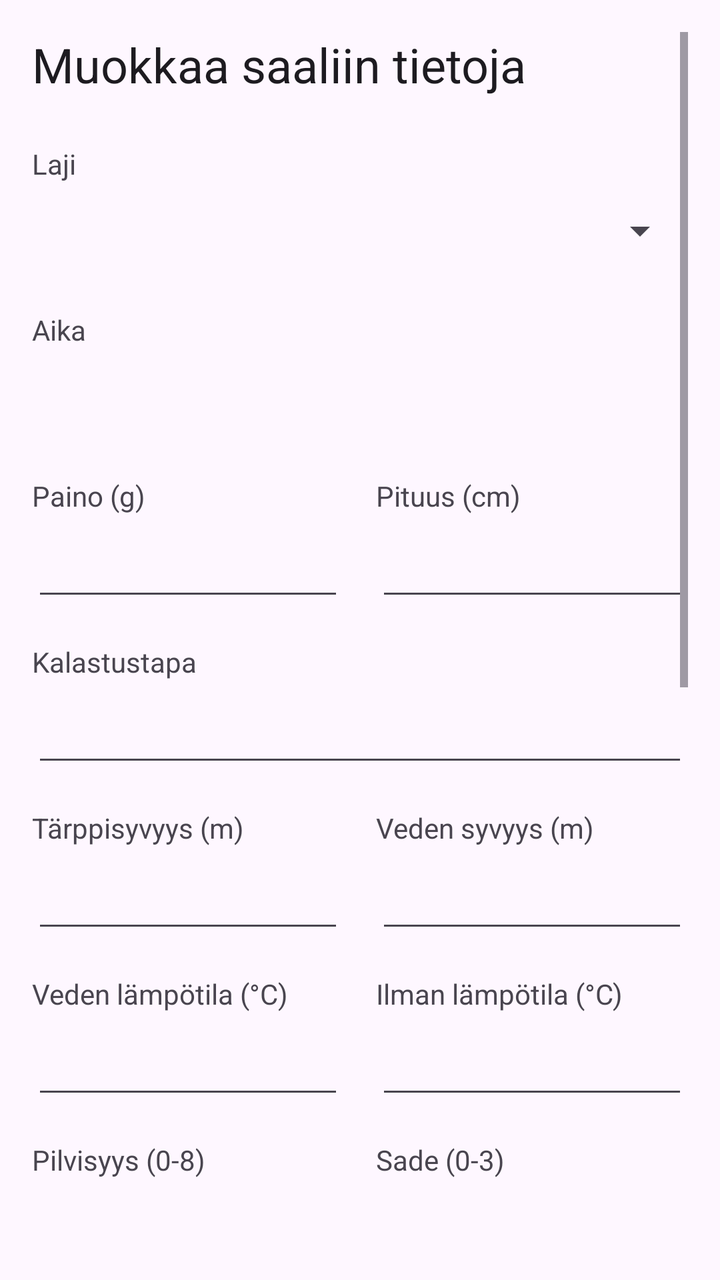
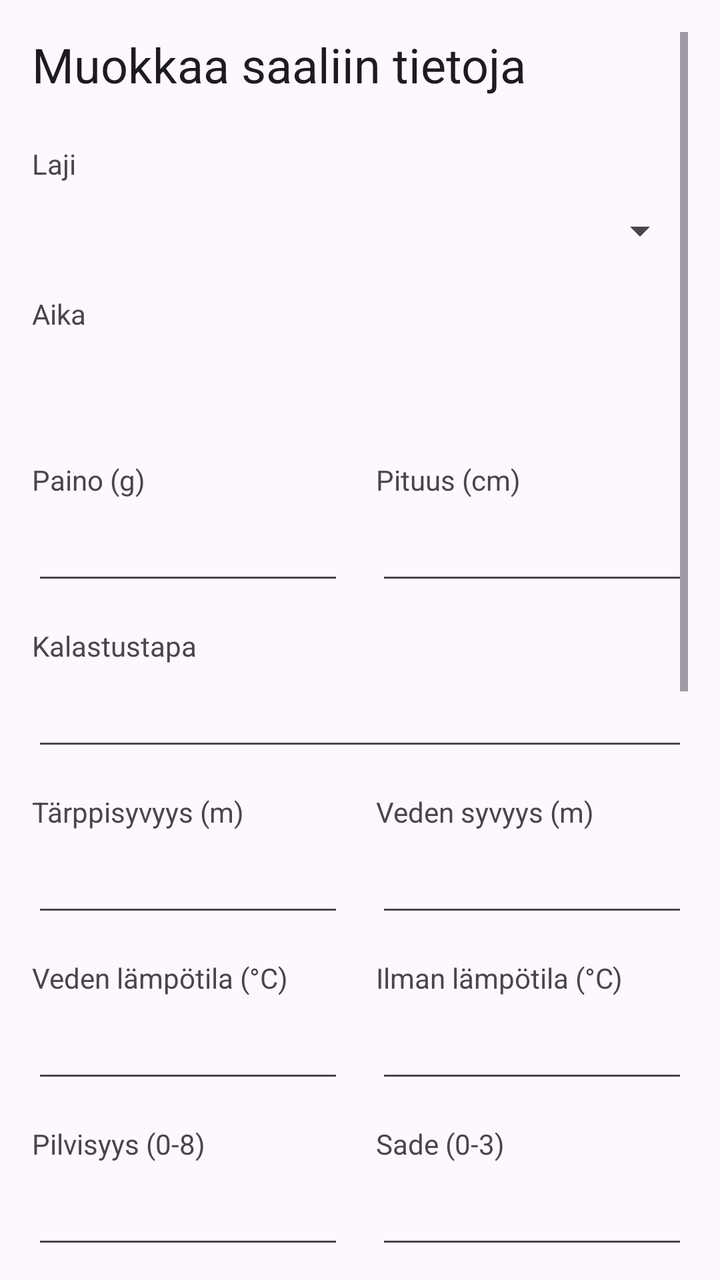

Screens rendered from an Android XML layout before and after an edit, with the pre-edit source and the edit as a unified diff.
<!-- AndroidManifest.xml: application theme Theme.KalaKartta -->
<!-- res/layout/activity_edit_catch.xml -->
<?xml version="1.0" encoding="utf-8"?>
<ScrollView xmlns:android="http://schemas.android.com/apk/res/android"
    xmlns:app="http://schemas.android.com/apk/res-auto"
    android:layout_width="match_parent"
    android:layout_height="match_parent"
    android:padding="16dp">

    <LinearLayout
        android:layout_width="match_parent"
        android:layout_height="wrap_content"
        android:orientation="vertical">

        <TextView
            android:layout_width="match_parent"
            android:layout_height="wrap_content"
            android:text="@string/edit_catch_title"
            android:textAppearance="@style/TextAppearance.AppCompat.Headline"
            android:layout_marginBottom="24dp" />

        <TextView
            android:layout_width="match_parent"
            android:layout_height="wrap_content"
            android:text="@string/species" />
        <Spinner
            android:id="@+id/speciesSpinner"
            android:layout_width="match_parent"
            android:layout_height="wrap_content"
            android:minHeight="48dp"
            android:layout_marginBottom="16dp" />

        <TextView
            android:layout_width="match_parent"
            android:layout_height="wrap_content"
            android:text="@string/time" />
        <Button
            android:id="@+id/dateTimeButton"
            style="@style/Widget.Material3.Button.TextButton"
            android:layout_width="match_parent"
            android:layout_height="wrap_content"
            android:layout_marginBottom="16dp"
            android:gravity="start|center_vertical"
            android:textAlignment="viewStart" />

        <LinearLayout
            android:layout_width="match_parent"
            android:layout_height="wrap_content"
            android:orientation="horizontal"
            android:baselineAligned="false">
            <LinearLayout
                android:layout_width="0dp"
                android:layout_height="wrap_content"
                android:layout_weight="1"
                android:orientation="vertical"
                android:layout_marginEnd="8dp">
                <TextView
                    android:layout_width="match_parent"
                    android:layout_height="wrap_content"
                    android:text="@string/weight" />
                <EditText
                    android:id="@+id/weightEditText"
                    android:layout_width="match_parent"
                    android:layout_height="wrap_content"
                    android:inputType="number"
                    android:minHeight="48dp"
                    android:importantForAutofill="no" />
            </LinearLayout>
            <LinearLayout
                android:layout_width="0dp"
                android:layout_height="wrap_content"
                android:layout_weight="1"
                android:orientation="vertical"
                android:layout_marginStart="8dp">
                <TextView
                    android:layout_width="match_parent"
                    android:layout_height="wrap_content"
                    android:text="@string/length" />
                <EditText
                    android:id="@+id/lengthEditText"
                    android:layout_width="match_parent"
                    android:layout_height="wrap_content"
                    android:inputType="number"
                    android:minHeight="48dp"
                    android:importantForAutofill="no" />
            </LinearLayout>
        </LinearLayout>

        <TextView
            android:layout_width="match_parent"
            android:layout_height="wrap_content"
            android:text="@string/method"
            android:layout_marginTop="16dp" />
        <EditText
            android:id="@+id/methodEditText"
            android:layout_width="match_parent"
            android:layout_height="wrap_content"
            android:inputType="text"
            android:minHeight="48dp"
            android:importantForAutofill="no" />

        <LinearLayout
            android:layout_width="match_parent"
            android:layout_height="wrap_content"
            android:orientation="horizontal"
            android:baselineAligned="false"
            android:layout_marginTop="16dp">
            <LinearLayout
                android:layout_width="0dp"
                android:layout_height="wrap_content"
                android:layout_weight="1"
                android:orientation="vertical"
                android:layout_marginEnd="8dp">
                <TextView
                    android:layout_width="match_parent"
                    android:layout_height="wrap_content"
                    android:text="@string/strike_depth" />
                <EditText
                    android:id="@+id/strikeDepthEditText"
                    android:layout_width="match_parent"
                    android:layout_height="wrap_content"
                    android:inputType="numberDecimal"
                    android:minHeight="48dp"
                    android:importantForAutofill="no" />
            </LinearLayout>
            <LinearLayout
                android:layout_width="0dp"
                android:layout_height="wrap_content"
                android:layout_weight="1"
                android:orientation="vertical"
                android:layout_marginStart="8dp">
                <TextView
                    android:layout_width="match_parent"
                    android:layout_height="wrap_content"
                    android:text="@string/water_depth" />
                <EditText
                    android:id="@+id/waterDepthEditText"
                    android:layout_width="match_parent"
                    android:layout_height="wrap_content"
                    android:inputType="numberDecimal"
                    android:minHeight="48dp"
                    android:importantForAutofill="no" />
            </LinearLayout>
        </LinearLayout>

        <LinearLayout
            android:layout_width="match_parent"
            android:layout_height="wrap_content"
            android:orientation="horizontal"
            android:baselineAligned="false"
            android:layout_marginTop="16dp">
            <LinearLayout
                android:layout_width="0dp"
                android:layout_height="wrap_content"
                android:layout_weight="1"
                android:orientation="vertical"
                android:layout_marginEnd="8dp">
                <TextView
                    android:layout_width="match_parent"
                    android:layout_height="wrap_content"
                    android:text="@string/water_temp" />
                <EditText
                    android:id="@+id/waterTempEditText"
                    android:layout_width="match_parent"
                    android:layout_height="wrap_content"
                    android:inputType="numberDecimal|numberSigned"
                    android:minHeight="48dp"
                    android:importantForAutofill="no" />
            </LinearLayout>
            <LinearLayout
                android:layout_width="0dp"
                android:layout_height="wrap_content"
                android:layout_weight="1"
                android:orientation="vertical"
                android:layout_marginStart="8dp">
                <TextView
                    android:layout_width="match_parent"
                    android:layout_height="wrap_content"
                    android:text="@string/air_temp" />
                <EditText
                    android:id="@+id/airTempEditText"
                    android:layout_width="match_parent"
                    android:layout_height="wrap_content"
                    android:inputType="numberDecimal|numberSigned"
                    android:minHeight="48dp"
                    android:importantForAutofill="no" />
            </LinearLayout>
        </LinearLayout>

        <LinearLayout
            android:layout_width="match_parent"
            android:layout_height="wrap_content"
            android:orientation="horizontal"
            android:baselineAligned="false"
            android:layout_marginTop="16dp">
            <LinearLayout
                android:layout_width="0dp"
                android:layout_height="wrap_content"
                android:layout_weight="1"
                android:orientation="vertical"
                android:layout_marginEnd="8dp">
                <TextView
                    android:layout_width="match_parent"
                    android:layout_height="wrap_content"
                    android:text="@string/cloudiness" />
                <EditText
                    android:id="@+id/cloudinessEditText"
                    android:layout_width="match_parent"
                    android:layout_height="wrap_content"
                    android:inputType="number"
                    android:minHeight="48dp"
                    android:importantForAutofill="no" />
            </LinearLayout>
            <LinearLayout
                android:layout_width="0dp"
                android:layout_height="wrap_content"
                android:layout_weight="1"
                android:orientation="vertical"
                android:layout_marginStart="8dp">
                <TextView
                    android:layout_width="match_parent"
                    android:layout_height="wrap_content"
                    android:text="@string/rain" />
                <EditText
                    android:id="@+id/rainEditText"
                    android:layout_width="match_parent"
                    android:layout_height="wrap_content"
                    android:inputType="number"
                    android:minHeight="48dp"
                    android:importantForAutofill="no" />
            </LinearLayout>
        </LinearLayout>

        <LinearLayout
            android:layout_width="match_parent"
            android:layout_height="wrap_content"
            android:orientation="horizontal"
            android:baselineAligned="false"
            android:layout_marginTop="16dp">
            <LinearLayout
                android:layout_width="0dp"
                android:layout_height="wrap_content"
                android:layout_weight="1"
                android:orientation="vertical"
                android:layout_marginEnd="8dp">
                <TextView
                    android:layout_width="match_parent"
                    android:layout_height="wrap_content"
                    android:text="@string/wind_speed" />
                <EditText
                    android:id="@+id/windSpeedEditText"
                    android:layout_width="match_parent"
                    android:layout_height="wrap_content"
                    android:inputType="numberDecimal"
                    android:minHeight="48dp"
                    android:importantForAutofill="no" />
            </LinearLayout>
            <LinearLayout
                android:layout_width="0dp"
                android:layout_height="wrap_content"
                android:layout_weight="1"
                android:orientation="vertical"
                android:layout_marginStart="8dp">
                <TextView
                    android:layout_width="match_parent"
                    android:layout_height="wrap_content"
                    android:text="@string/wind_direction" />
                <EditText
                    android:id="@+id/windDirectionEditText"
                    android:layout_width="match_parent"
                    android:layout_height="wrap_content"
                    android:inputType="number"
                    android:minHeight="48dp"
                    android:importantForAutofill="no" />
            </LinearLayout>
        </LinearLayout>

        <TextView
            android:layout_width="match_parent"
            android:layout_height="wrap_content"
            android:text="@string/additional_info"
            android:layout_marginTop="16dp" />
        <EditText
            android:id="@+id/additionalInfoEditText"
            android:layout_width="match_parent"
            android:layout_height="wrap_content"
            android:inputType="textMultiLine"
            android:minLines="2"
            android:gravity="top"
            android:importantForAutofill="no" />

        <TextView
            android:layout_width="match_parent"
            android:layout_height="wrap_content"
            android:text="@string/trip_notes"
            android:layout_marginTop="16dp" />
        <EditText
            android:id="@+id/tripNotesEditText"
            android:layout_width="match_parent"
            android:layout_height="wrap_content"
            android:inputType="textMultiLine"
            android:minLines="2"
            android:gravity="top"
            android:importantForAutofill="no" />

        <LinearLayout
            android:layout_width="match_parent"
            android:layout_height="wrap_content"
            android:orientation="horizontal"
            android:baselineAligned="false"
            android:layout_marginTop="16dp">
            <LinearLayout
                android:layout_width="0dp"
                android:layout_height="wrap_content"
                android:layout_weight="1"
                android:orientation="vertical"
                android:layout_marginEnd="8dp">
                <TextView
                    android:layout_width="match_parent"
                    android:layout_height="wrap_content"
                    android:text="@string/latitude" />
                <EditText
                    android:id="@+id/latEditText"
                    android:layout_width="match_parent"
                    android:layout_height="wrap_content"
                    android:inputType="numberDecimal|numberSigned"
                    android:minHeight="48dp"
                    android:importantForAutofill="no" />
            </LinearLayout>
            <LinearLayout
                android:layout_width="0dp"
                android:layout_height="wrap_content"
                android:layout_weight="1"
                android:orientation="vertical"
                android:layout_marginStart="8dp">
                <TextView
                    android:layout_width="match_parent"
                    android:layout_height="wrap_content"
                    android:text="@string/longitude" />
                <EditText
                    android:id="@+id/lonEditText"
                    android:layout_width="match_parent"
                    android:layout_height="wrap_content"
                    android:inputType="numberDecimal|numberSigned"
                    android:minHeight="48dp"
                    android:importantForAutofill="no" />
            </LinearLayout>
        </LinearLayout>

        <com.google.android.material.button.MaterialButton
            android:id="@+id/saveButton"
            android:layout_width="match_parent"
            android:layout_height="wrap_content"
            android:layout_marginTop="32dp"
            android:text="@string/save"
            android:padding="16dp"
            app:shapeAppearanceOverlay="@style/ShapeAppearance.KalaKartta.Rounded" />

        <com.google.android.material.button.MaterialButton
            android:id="@+id/cancelButton"
            style="@style/Widget.Material3.Button.TextButton"
            android:layout_width="match_parent"
            android:layout_height="wrap_content"
            android:layout_marginTop="8dp"
            android:layout_marginBottom="32dp"
            android:text="@string/cancel"
            android:padding="16dp" />

    </LinearLayout>
</ScrollView>
<!-- resources referenced by this layout -->
<resources>
  <string name="additional_info">Lisätiedot</string>
  <string name="air_temp">Ilman lämpötila (°C)</string>
  <string name="cancel">Peruuta</string>
  <string name="cloudiness">Pilvisyys (0-8)</string>
  <string name="edit_catch_title">Muokkaa saaliin tietoja</string>
  <string name="latitude">Leveysaste (Lat)</string>
  <string name="length">Pituus (cm)</string>
  <string name="longitude">Pituusaste (Lon)</string>
  <string name="method">Kalastustapa</string>
  <string name="rain">Sade (0-3)</string>
  <string name="save">Tallenna</string>
  <string name="species">Laji</string>
  <string name="strike_depth">Tärppisyvyys (m)</string>
  <string name="time">Aika</string>
  <string name="trip_notes">Kalapäiväkirjan merkinnät</string>
  <string name="water_depth">Veden syvyys (m)</string>
  <string name="water_temp">Veden lämpötila (°C)</string>
  <string name="weight">Paino (g)</string>
  <string name="wind_direction">Tuulen suunta (astetta)</string>
  <string name="wind_speed">Tuulen nopeus (m/s)</string>
  <style name="ShapeAppearance.KalaKartta.Rounded" parent="">
          <item name="cornerSize">12dp</item>
      </style>
  <style name="Theme.KalaKartta" parent="Base.Theme.KalaKartta" />
  <style name="Base.Theme.KalaKartta" parent="Theme.Material3.DayNight.NoActionBar">
          
          
      </style>
</resources>

<!-- the commit's change to res/layout/activity_edit_catch.xml (unified diff, before → after) -->
@@ -26,7 +26,24 @@
             android:layout_width="match_parent"
             android:layout_height="wrap_content"
             android:minHeight="48dp"
-            android:layout_marginBottom="16dp" />
+            android:layout_marginBottom="8dp" />
+
+        <CheckBox
+            android:id="@+id/autoWeatherCheckBox"
+            android:layout_width="match_parent"
+            android:layout_height="wrap_content"
+            android:text="Lisää säätiedot automaattisesti"
+            android:layout_marginBottom="4dp"
+            android:visibility="gone" />
+
+        <TextView
+            android:id="@+id/nearestStationText"
+            android:layout_width="match_parent"
+            android:layout_height="wrap_content"
+            android:text="Lähin sääasema: haetaan..."
+            android:textSize="12sp"
+            android:layout_marginBottom="16dp"
+            android:visibility="gone" />
 
         <TextView
             android:layout_width="match_parent"
